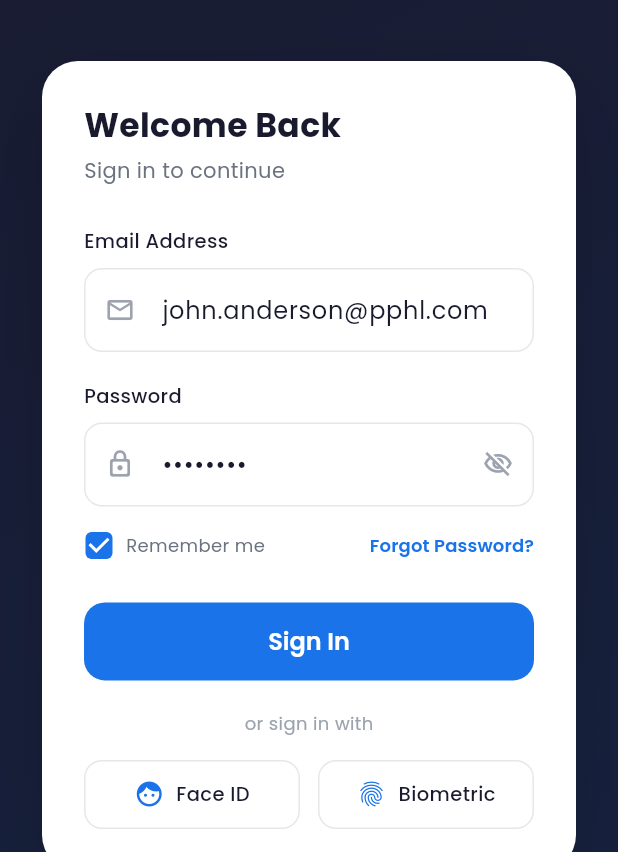
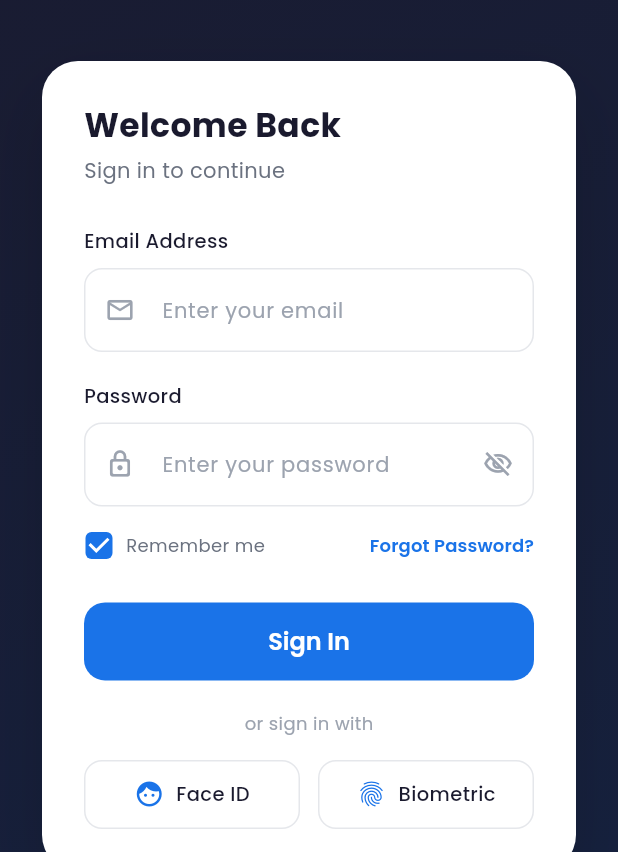
Before and after one commit to ciphercall/employee_attendance, a Flutter app: the ProfileScreen screen opened directly, scrolled down 576 dp, after a tap on "Sign Out", on a phone screen of 412 x 824 dp, the part 384-1236 px from its top. Run offline on Flutter 3.47's test engine with Material 3 defaults, Android fonts, the phone set to English and light mode, and no system bars; drawn by our look-alikes of cached_network_image; our stand-ins replace animate_do, camera, fl_chart, geocoding, geolocator, google_fonts and 3 more; missing offline and left inert: google_mlkit_face_detection, tflite_flutter; accounts and stored records are empty; network calls fail.

Commit message:
Integrate backend JWT auth & session handling
Replace dummy login with real backend JWT authentication and session persistence. Added AuthService (lib/services/auth_service.dart) to perform POST /api/v1/a/login, store tokens and remember-me state via shared_preferences, and expose helper methods (isLoggedIn, getToken, logout). Introduced AppConfig (lib/config/app_config.dart) to read API_BASE_URL via --dart-define and build the login URL. Updated LoginScreen to call AuthService, show server errors, remember email, and handle real sign-in flow; ProfileScreen now clears stored session on logout. Added AppBootstrap in main.dart to route users based on persisted token. AndroidManifest updated to allow cleartext traffic for local dev, pubspec.yaml adds http dependency, and docs were updated with a new AUTHENTICATION_INTEGRATION.md describing setup and usage (including run example with --dart-define).

```diff
--- /dev/null
+++ b/lib/config/app_config.dart
@@ -0,0 +1,10 @@
+class AppConfig {
+  AppConfig._();
+
+  static const String apiBaseUrl = String.fromEnvironment(
+    'API_BASE_URL',
+    defaultValue: 'http://10.0.2.2:8000',
+  );
+
+  static String get loginUrl => '$apiBaseUrl/api/v1/a/login';
+}
--- a/lib/screens/login_screen.dart
+++ b/lib/screens/login_screen.dart
@@ -4,6 +4,7 @@ import 'package:google_fonts/google_fonts.dart';
 import 'package:cached_network_image/cached_network_image.dart';
 import '../config/theme.dart';
 import '../screens/main_shell.dart';
+import '../services/auth_service.dart';
 
 class LoginScreen extends StatefulWidget {
   const LoginScreen({super.key});
@@ -13,18 +14,64 @@ class LoginScreen extends StatefulWidget {
 }
 
 class _LoginScreenState extends State<LoginScreen> {
-  final _emailController = TextEditingController(text: 'john.anderson@pphl.com');
-  final _passwordController = TextEditingController(text: '••••••••');
+  final _emailController = TextEditingController();
+  final _passwordController = TextEditingController();
+  final AuthService _authService = AuthService();
   bool _obscurePassword = true;
   bool _rememberMe = true;
   bool _isLoading = false;
 
+  @override
+  void initState() {
+    super.initState();
+    _loadSavedLoginState();
+  }
+
+  Future<void> _loadSavedLoginState() async {
+    final savedEmail = await _authService.getSavedEmail();
+    final rememberMe = await _authService.getRememberMe();
+    if (!mounted) return;
+    setState(() {
+      _rememberMe = rememberMe;
+      _emailController.text = savedEmail ?? '';
+    });
+  }
+
+  @override
+  void dispose() {
+    _emailController.dispose();
+    _passwordController.dispose();
+    super.dispose();
+  }
+
   void _handleLogin() async {
+    final email = _emailController.text.trim();
+    final password = _passwordController.text;
+
+    if (email.isEmpty || password.isEmpty) {
+      ScaffoldMessenger.of(context).showSnackBar(
+        const SnackBar(content: Text('Please enter email and password.')),
+      );
+      return;
+    }
+
     setState(() => _isLoading = true);
-    // Simulate network delay
-    await Future.delayed(const Duration(seconds: 2));
+    final result = await _authService.login(
+      email: email,
+      password: password,
+      rememberMe: _rememberMe,
+    );
+
     if (!mounted) return;
     setState(() => _isLoading = false);
+
+    if (!result.success) {
+      ScaffoldMessenger.of(context).showSnackBar(
+        SnackBar(content: Text(result.message ?? 'Authentication failed.')),
+      );
+      return;
+    }
+
     Navigator.of(context).pushReplacement(
       MaterialPageRoute(builder: (_) => const MainShell()),
     );
@@ -203,6 +250,7 @@ class _LoginScreenState extends State<LoginScreen> {
                         TextField(
                           controller: _passwordController,
                           obscureText: _obscurePassword,
+                          onSubmitted: (_) => _handleLogin(),
                           decoration: InputDecoration(
                             prefixIcon: Icon(Icons.lock_outline_rounded,
                                 color: AppColors.textHint, size: 20),
@@ -369,7 +417,11 @@ class _LoginScreenState extends State<LoginScreen> {
 
   Widget _buildSocialButton(IconData icon, String label) {
     return InkWell(
-      onTap: _handleLogin,
+      onTap: () {
+        ScaffoldMessenger.of(context).showSnackBar(
+          const SnackBar(content: Text('Use email/password to sign in.')),
+        );
+      },
       borderRadius: BorderRadius.circular(12),
       child: Container(
         padding: const EdgeInsets.symmetric(horizontal: 16, vertical: 12),
--- a/lib/screens/profile_screen.dart
+++ b/lib/screens/profile_screen.dart
@@ -3,6 +3,7 @@ import 'package:animate_do/animate_do.dart';
 import 'package:google_fonts/google_fonts.dart';
 import '../config/theme.dart';
 import '../data/dummy_data.dart';
+import '../services/auth_service.dart';
 import 'login_screen.dart';
 import 'face_registration_screen.dart';
 
@@ -444,7 +445,9 @@ class ProfileScreen extends StatelessWidget {
       width: double.infinity,
       height: 52,
       child: OutlinedButton.icon(
-        onPressed: () {
+        onPressed: () async {
+          await AuthService().logout();
+          if (!context.mounted) return;
           Navigator.of(context).pushAndRemoveUntil(
             MaterialPageRoute(builder: (_) => const LoginScreen()),
             (route) => false,
--- /dev/null
+++ b/lib/services/auth_service.dart
@@ -0,0 +1,130 @@
+import 'dart:convert';
+
+import 'package:http/http.dart' as http;
+import 'package:shared_preferences/shared_preferences.dart';
+
+import '../config/app_config.dart';
+
+class AuthResult {
+  const AuthResult({
+    required this.success,
+    this.message,
+    this.token,
+  });
+
+  final bool success;
+  final String? message;
+  final String? token;
+}
+
+class AuthService {
+  static const String _tokenKey = 'auth_token';
+  static const String _emailKey = 'auth_email';
+  static const String _rememberKey = 'remember_me';
+
+  Future<AuthResult> login({
+    required String email,
+    required String password,
+    required bool rememberMe,
+  }) async {
+    try {
+      final response = await http.post(
+        Uri.parse(AppConfig.loginUrl),
+        headers: {
+          'Content-Type': 'application/json',
+          'Accept': 'application/json',
+        },
+        body: jsonEncode({
+          'email': email,
+          'password': password,
+        }),
+      );
+
+      final Map<String, dynamic> data = response.body.isNotEmpty
+          ? jsonDecode(response.body) as Map<String, dynamic>
+          : <String, dynamic>{};
+
+      if (response.statusCode == 200 && data['success'] == true) {
+        final token = data['token']?.toString();
+        if (token == null || token.isEmpty) {
+          return const AuthResult(
+            success: false,
+            message: 'Authentication token missing in server response.',
+          );
+        }
+
+        await _saveSession(
+          token: token,
+          email: email,
+          rememberMe: rememberMe,
+        );
+
+        return AuthResult(
+          success: true,
+          message: data['message']?.toString() ?? 'Login successful',
+          token: token,
+        );
+      }
+
+      if (response.statusCode == 422) {
+        final errors = data['errors'];
+        if (errors is Map<String, dynamic>) {
+          final first = errors.values.first;
+          if (first is List && first.isNotEmpty) {
+            return AuthResult(success: false, message: first.first.toString());
+          }
+        }
+      }
+
+      return AuthResult(
+        success: false,
+        message: data['message']?.toString() ??
+            'Login failed (${response.statusCode}).',
+      );
+    } catch (_) {
+      return const AuthResult(
+        success: false,
+        message: 'Unable to connect to backend. Check API base URL and network.',
+      );
+    }
+  }
+
+  Future<void> _saveSession({
+    required String token,
+    required String email,
+    required bool rememberMe,
+  }) async {
+    final prefs = await SharedPreferences.getInstance();
+    await prefs.setString(_tokenKey, token);
+    await prefs.setString(_emailKey, email);
+    await prefs.setBool(_rememberKey, rememberMe);
+  }
+
+  Future<bool> isLoggedIn() async {
+    final prefs = await SharedPreferences.getInstance();
+    final token = prefs.getString(_tokenKey);
+    return token != null && token.isNotEmpty;
+  }
+
+  Future<String?> getSavedEmail() async {
+    final prefs = await SharedPreferences.getInstance();
+    return prefs.getString(_emailKey);
+  }
+
+  Future<bool> getRememberMe() async {
+    final prefs = await SharedPreferences.getInstance();
+    return prefs.getBool(_rememberKey) ?? true;
+  }
+
+  Future<String?> getToken() async {
+    final prefs = await SharedPreferences.getInstance();
+    return prefs.getString(_tokenKey);
+  }
+
+  Future<void> logout() async {
+    final prefs = await SharedPreferences.getInstance();
+    await prefs.remove(_tokenKey);
+    await prefs.remove(_rememberKey);
+    await prefs.remove(_emailKey);
+  }
+}
--- a/pubspec.yaml
+++ b/pubspec.yaml
@@ -52,6 +52,7 @@ dependencies:
   tflite_flutter: ^0.12.1
   image: ^4.8.0
   shared_preferences: ^2.5.4
+  http: ^1.2.2
 
 dev_dependencies:
   flutter_test:
```
Also changed, not shown: lib/main.dart (+41 -1 lines), pubspec.lock, 3 other files.
